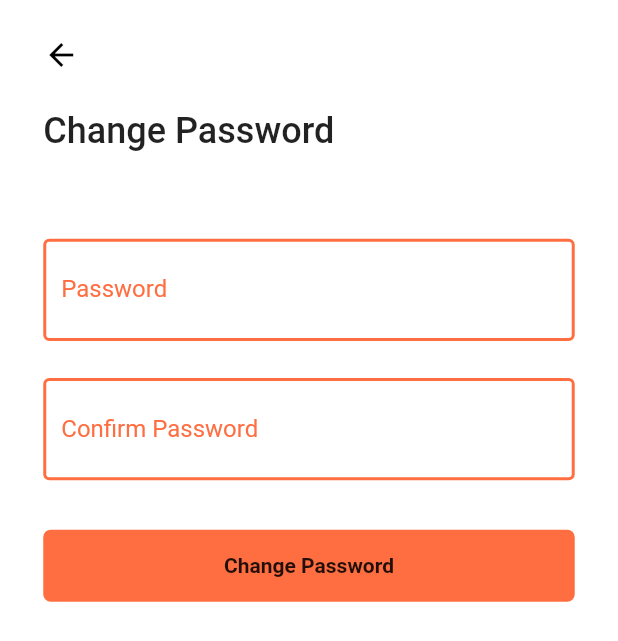
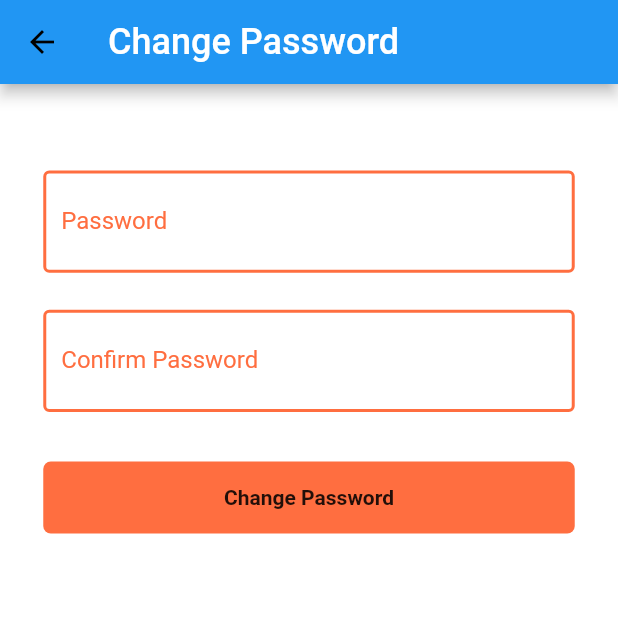
Before and after one commit to Emon526/Flutter_PassVault, a Flutter app: the SettingsPage screen opened directly, after a tap on "Change Password", on a phone screen of 412 x 824 dp. Shown: the top 641 px of the screen. Run offline on Flutter 3.47's test engine with Material 2 defaults, Android fonts, the phone set to English and light mode, and no system bars; our stand-ins replace cached_network_image, form_field_validator, lottie, persistent_bottom_nav_bar, shared_preferences; missing offline and left inert: favicon; accounts and stored records are empty; statements that could not run were skipped.

Commit message:
theme applied

```diff
--- a/lib/screens/settings/chagepassword.dart
+++ b/lib/screens/settings/chagepassword.dart
@@ -49,6 +49,15 @@ class _ChangePasswordPageState extends State<ChangePasswordPage> {
   Widget build(BuildContext context) {
     final size = MediaQuery.of(context).size;
     return Scaffold(
+      appBar: AppBar(
+        title: const Text(
+          'Change Password',
+          style: TextStyle(
+            fontSize: 24,
+            fontWeight: FontWeight.w500,
+          ),
+        ),
+      ),
       body: SafeArea(
         child: SingleChildScrollView(
           child: Padding(
@@ -60,27 +69,6 @@ class _ChangePasswordPageState extends State<ChangePasswordPage> {
               child: Column(
                 crossAxisAlignment: CrossAxisAlignment.start,
                 children: [
-                  SizedBox(
-                    height: size.height * 0.03,
-                  ),
-                  InkWell(
-                    onTap: () {
-                      Navigator.pop(context);
-                    },
-                    child: const Icon(
-                      Icons.arrow_back,
-                    ),
-                  ),
-                  SizedBox(
-                    height: size.height * 0.03,
-                  ),
-                  const Text(
-                    'Change Password',
-                    style: TextStyle(
-                      fontSize: 24,
-                      fontWeight: FontWeight.w500,
-                    ),
-                  ),
                   SizedBox(
                     height: size.height * 0.07,
                   ),
--- a/lib/screens/settings/settings.dart
+++ b/lib/screens/settings/settings.dart
@@ -13,27 +13,22 @@ class SettingsPage extends StatelessWidget {
     final size = MediaQuery.of(context).size;
 
     return Scaffold(
-      body: SafeArea(
-        child: Padding(
-          padding: EdgeInsets.symmetric(
-            horizontal: size.width * 0.07,
-          ),
-          child: Column(
-            crossAxisAlignment: CrossAxisAlignment.start,
-            children: [
-              // SizedBox(
-              //   height: size.height * 0.03,
-              // ),
-              const Text(
+      appBar: AppBar(
+        title: const Text(
           'Settings',
           style: TextStyle(
             fontSize: 24,
             fontWeight: FontWeight.w500,
           ),
         ),
-              SizedBox(
-                height: size.height * 0.03,
       ),
+      body: SafeArea(
+        child: Padding(
+          padding: EdgeInsets.symmetric(
+            horizontal: size.width * 0.04,
+          ),
+          child: Column(
+            children: [
               _buildSettingList(
                 context: context,
                 title: 'Change Password',
@@ -51,11 +46,17 @@ class SettingsPage extends StatelessWidget {
                   );
                 },
               ),
+              SizedBox(
+                height: size.height * 0.01,
+              ),
               _buildSettingList(
                 context: context,
                 title: 'Privacy Policy',
                 icon: Icons.arrow_forward_ios_outlined,
                 ontap: () {},
+              ),
+              SizedBox(
+                height: size.height * 0.01,
               ),
               _buildSettingList(
                 context: context,
@@ -83,8 +84,11 @@ class SettingsPage extends StatelessWidget {
     required BuildContext context,
     required VoidCallback ontap,
   }) {
-    return ListTile(
-      tileColor: Theme.of(context).highlightColor,
+    return Material(
+      color: Theme.of(context).highlightColor,
+      borderRadius: BorderRadius.circular(10),
+      child: ListTile(
+        // tileColor: Theme.of(context).highlightColor,
         onTap: ontap,
         title: Text(
           title,
@@ -96,6 +100,7 @@ class SettingsPage extends StatelessWidget {
           icon,
           color: Theme.of(context).iconTheme.color,
         ),
+      ),
     );
   }
 }
```
Lines whose indentation alone changed are shown as unchanged.
